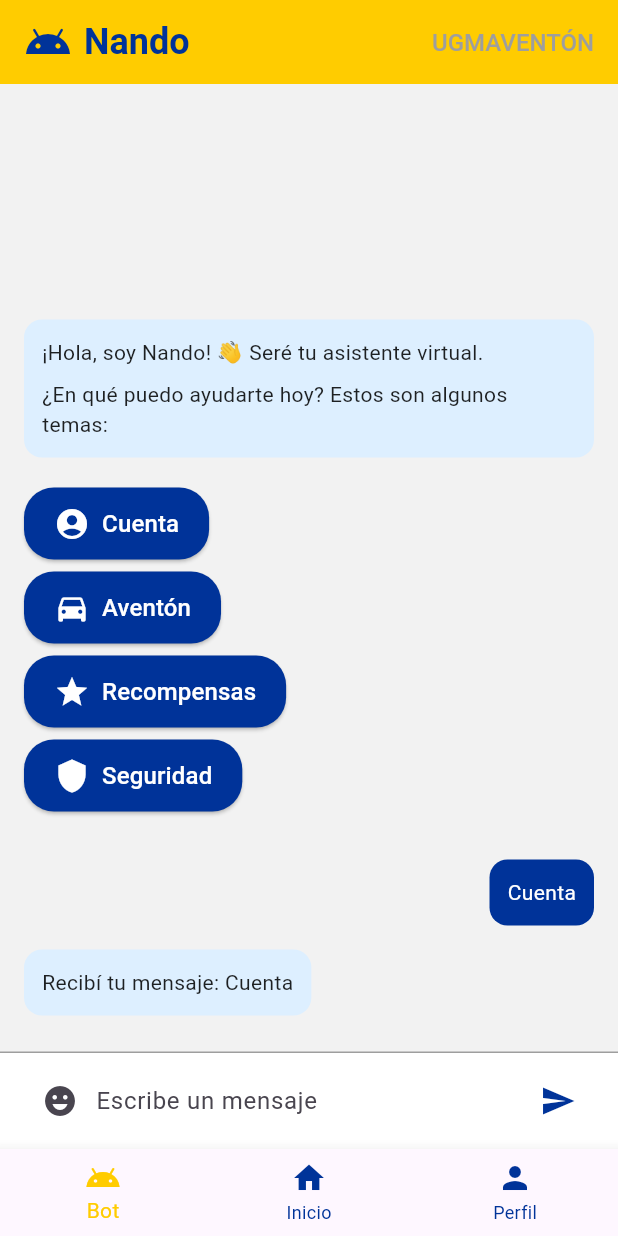
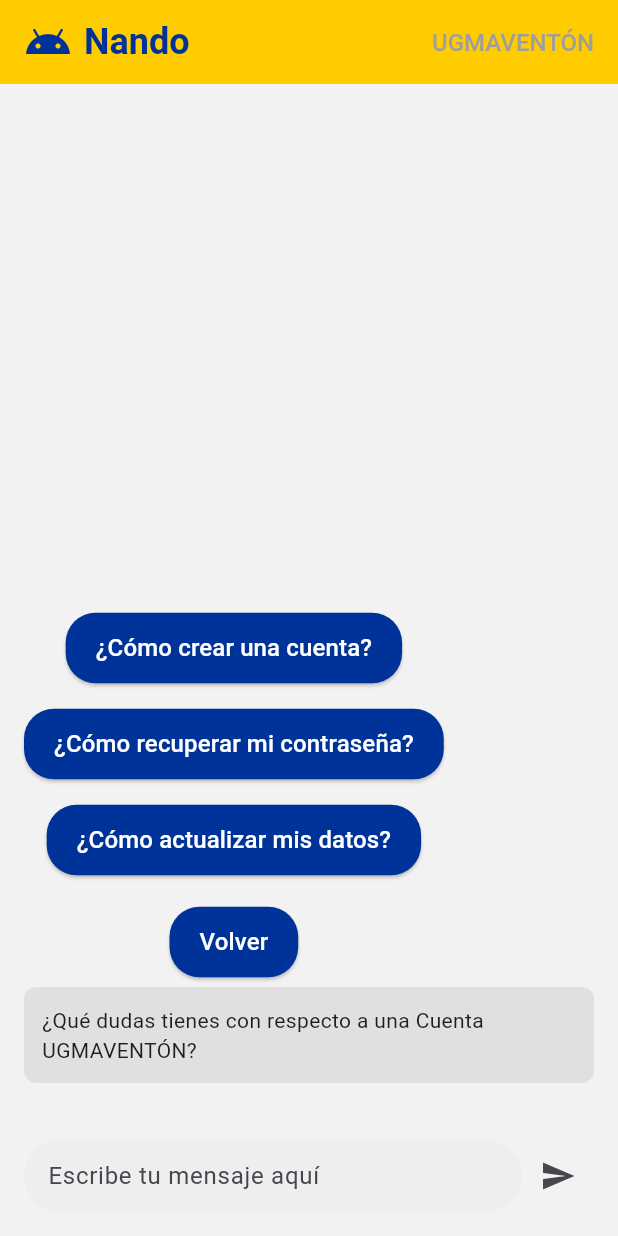
Before and after one commit to JoseL2119/ugmaventon-, a Flutter app: the screen it shows after launch, after a tap on "Cuenta", on a phone screen of 412 x 824 dp. Run offline on Flutter 3.47's test engine with Material 3 defaults, Android fonts, the phone set to English and light mode, and no system bars.

```diff
--- a/lib/main.dart
+++ b/lib/main.dart
@@ -26,12 +26,40 @@ class HomePage extends StatefulWidget {
 class _HomePageState extends State<HomePage> {
   final TextEditingController _messageController = TextEditingController();
   final List<Map<String, dynamic>> _messages = [];
+  List<String> _currentCarouselItems = [];
+  bool _showMainSection = true;
+
+  final Map<String, List<String>> _faqResponses = {
+    "Cuenta": [
+      "¿Cómo crear una cuenta?",
+      "¿Cómo recuperar mi contraseña?",
+      "¿Cómo actualizar mis datos?"
+    ],
+    "Aventón": [
+      "¿Cómo solicitar un aventón?",
+      "¿Cómo ofrecer un aventón?",
+      "¿Cómo ver mi historial de viajes?"
+    ],
+    "Recompensas": [
+      "¿Cómo ver mis puntos acumulados?",
+      "¿Cómo canjear premios?",
+      "¿Cómo ver el ranking de usuarios?"
+    ],
+    "Seguridad": [
+      "¿Cuáles son las políticas de seguridad?",
+      "¿Cómo reportar un problema?",
+      "¿Cómo contactar al soporte?"
+    ],
+  };
+
   final List<Map<String, dynamic>> _faqButtons = [
     {"text": "Cuenta", "icon": Icons.account_circle},
     {"text": "Aventón", "icon": Icons.directions_car},
     {"text": "Recompensas", "icon": Icons.star},
     {"text": "Seguridad", "icon": Icons.shield},
   ];
+
+  final ScrollController _scrollController = ScrollController();
 
   void _sendMessage(String message) {
     if (message.trim().isEmpty) return;
@@ -41,9 +69,18 @@ class _HomePageState extends State<HomePage> {
         "text": message,
         "isUser": true,
       });
-    });
       _messageController.clear();
 
+      // Reaparecer la sección principal si el mensaje no corresponde a las opciones del carrusel
+      if (!_faqResponses.keys.contains(message) && !_currentCarouselItems.contains(message)) {
+        _showMainSection = true; // Mostrar la sección principal
+        _currentCarouselItems = []; // Limpiar carrusel
+      } else {
+        _showMainSection = false; // Mantener solo el carrusel visible
+      }
+    });
+
+    // Agregar respuesta automatica
     Future.delayed(const Duration(milliseconds: 500), () {
       setState(() {
         _messages.add({
@@ -51,6 +88,45 @@ class _HomePageState extends State<HomePage> {
           "isUser": false,
         });
       });
+
+      // Hacer scroll automático al final del chat
+      _scrollToBottom();
+    });
+  }
+
+  void _showCarousel(String topic) {
+    setState(() {
+      _currentCarouselItems = _faqResponses[topic] ?? [];
+      _showMainSection = false;
+
+      _messages.add({
+        "text": "¿Qué dudas tienes con respecto a una $topic UGMAVENTÓN?",
+        "isUser": false,
+      });
+    });
+
+    // Hacer scroll automático al final del chat
+    _scrollToBottom();
+  }
+
+  void _goBackToMainSection() {
+    setState(() {
+      _showMainSection = true; // Mostrar la sección principal
+      _currentCarouselItems = []; // Limpiar carrusel
+    });
+
+    // Hacer scroll automático al final del chat
+    _scrollToBottom();
+  }
+
+  void _scrollToBottom() {
+    // Hacer scroll automático al final del chat sin mover el scroll hacia arriba
+    Future.delayed(const Duration(milliseconds: 100), () {
+      _scrollController.animateTo(
+        _scrollController.position.maxScrollExtent,
+        duration: const Duration(milliseconds: 300),
+        curve: Curves.easeOut,
+      );
     });
   }
 
@@ -89,10 +165,13 @@ class _HomePageState extends State<HomePage> {
           Expanded(
             child: SingleChildScrollView(
               reverse: true,
+              controller: _scrollController,
               padding: const EdgeInsets.all(16),
               child: Column(
                 crossAxisAlignment: CrossAxisAlignment.start,
                 children: [
+                  // Mostrar sección principal si corresponde
+                  if (_showMainSection)
                     Container(
                       padding: const EdgeInsets.all(12),
                       decoration: BoxDecoration(
@@ -114,13 +193,14 @@ class _HomePageState extends State<HomePage> {
                         ],
                       ),
                     ),
-                  const SizedBox(height: 20),
-                  // Preguntas frecuentes
+                  if (_showMainSection) const SizedBox(height: 20),
+                  if (_showMainSection)
                     ..._faqButtons.map((button) {
                       return Padding(
                         padding: const EdgeInsets.only(bottom: 8.0),
                         child: ElevatedButton.icon(
-                        icon: Icon(button["icon"], size: 24, color: Colors.white),
+                          icon:
+                          Icon(button["icon"], size: 24, color: Colors.white),
                           style: ElevatedButton.styleFrom(
                             backgroundColor: const Color(0xFF003399),
                             shape: RoundedRectangleBorder(
@@ -131,67 +211,115 @@ class _HomePageState extends State<HomePage> {
                           ),
                           label: Text(
                             button["text"],
-                          style: const TextStyle(color: Colors.white, fontSize: 16),
+                            style: const TextStyle(
+                                color: Colors.white, fontSize: 16),
                           ),
                           onPressed: () {
-                          _sendMessage(button["text"]);
+                            _showCarousel(button["text"]);
                           },
                         ),
                       );
                     }).toList(),
-                  const SizedBox(height: 16),
-                  // Mensajes del chat
+                  // Mostrar las preguntas frecuentes en el carrusel
+                  if (!_showMainSection)
+                    Column(
+                      children: [
+                        ..._currentCarouselItems.map((item) {
+                          return Padding(
+                            padding: const EdgeInsets.symmetric(vertical: 8),
+                            child: ElevatedButton(
+                              style: ElevatedButton.styleFrom(
+                                backgroundColor: const Color(0xFF003399),
+                                shape: RoundedRectangleBorder(
+                                  borderRadius: BorderRadius.circular(20),
+                                ),
+                                padding: const EdgeInsets.symmetric(
+                                    vertical: 12, horizontal: 20),
+                              ),
+                              child: Text(
+                                item,
+                                style: const TextStyle(
+                                    color: Colors.white, fontSize: 16),
+                              ),
+                              onPressed: () {
+                                _sendMessage(item); // Enviar pregunta como mensaje
+                              },
+                            ),
+                          );
+                        }).toList(),
+                        // Botón Volver
+                        Padding(
+                          padding: const EdgeInsets.only(top: 12.0),
+                          child: ElevatedButton(
+                            onPressed: _goBackToMainSection,
+                            style: ElevatedButton.styleFrom(
+                              backgroundColor: const Color(0xFF003399),
+                              shape: RoundedRectangleBorder(
+                                borderRadius: BorderRadius.circular(20),
+                              ),
+                              padding: const EdgeInsets.symmetric(
+                                  vertical: 12, horizontal: 20),
+                            ),
+                            child: const Text(
+                              "Volver",
+                              style: TextStyle(
+                                  color: Colors.white, fontSize: 16),
+                            ),
+                          ),
+                        ),
+                      ],
+                    ),
+                  // Mostrar mensajes
                   ..._messages.map((message) {
                     bool isUser = message["isUser"];
                     return Align(
                       alignment:
                       isUser ? Alignment.centerRight : Alignment.centerLeft,
                       child: Container(
-                        margin: const EdgeInsets.symmetric(vertical: 8),
                         padding: const EdgeInsets.all(12),
+                        margin: const EdgeInsets.symmetric(vertical: 6),
                         decoration: BoxDecoration(
                           color: isUser
-                              ? const Color(0xFF003399)
-                              : const Color(0xFFDDEFFF),
-                          borderRadius: BorderRadius.circular(12),
+                              ? const Color(0xFFFFD700)
+                              : Colors.grey[300],
+                          borderRadius: BorderRadius.circular(8),
                         ),
                         child: Text(
                           message["text"],
                           style: TextStyle(
-                            color: isUser ? Colors.white : Colors.black87,
+                            color: isUser ? Colors.black : Colors.black87,
                           ),
                         ),
                       ),
                     );
-                  }),
+                  }).toList(),
                 ],
               ),
             ),
           ),
-          // Barra de entrada de texto
-          Container(
-            padding: const EdgeInsets.symmetric(horizontal: 16, vertical: 8),
-            decoration: const BoxDecoration(
-              color: Colors.white,
-              border: Border(top: BorderSide(color: Colors.grey)),
-            ),
+          Padding(
+            padding: const EdgeInsets.all(16.0),
             child: Row(
               children: [
-                IconButton(
-                  icon: const Icon(Icons.emoji_emotions),
-                  onPressed: () {},
+                Expanded(
+                  child: Container(
+                    padding: const EdgeInsets.symmetric(horizontal: 16),
+                    decoration: BoxDecoration(
+                      color: Colors.grey[200],
+                      borderRadius: BorderRadius.circular(30),
                     ),
-                Expanded(
                     child: TextField(
                       controller: _messageController,
+                      onSubmitted: _sendMessage,
                       decoration: const InputDecoration(
-                      hintText: "Escribe un mensaje",
+                        hintText: "Escribe tu mensaje aquí",
                         border: InputBorder.none,
                       ),
                     ),
                   ),
+                ),
                 IconButton(
-                  icon: const Icon(Icons.send, color: Color(0xFF003399)),
+                  icon: const Icon(Icons.send),
                   onPressed: () {
                     _sendMessage(_messageController.text);
                   },
@@ -201,15 +329,6 @@ class _HomePageState extends State<HomePage> {
           ),
         ],
       ),
-      bottomNavigationBar: BottomNavigationBar(
-        selectedItemColor: const Color(0xFFFFCC00),
-        unselectedItemColor: const Color(0xFF003399),
-        items: const [
-          BottomNavigationBarItem(icon: Icon(Icons.android), label: "Bot"),
-          BottomNavigationBarItem(icon: Icon(Icons.home), label: "Inicio"),
-          BottomNavigationBarItem(icon: Icon(Icons.person), label: "Perfil"),
-        ],
-      ),
     );
   }
 }
```
Lines whose indentation alone changed are shown as unchanged.
